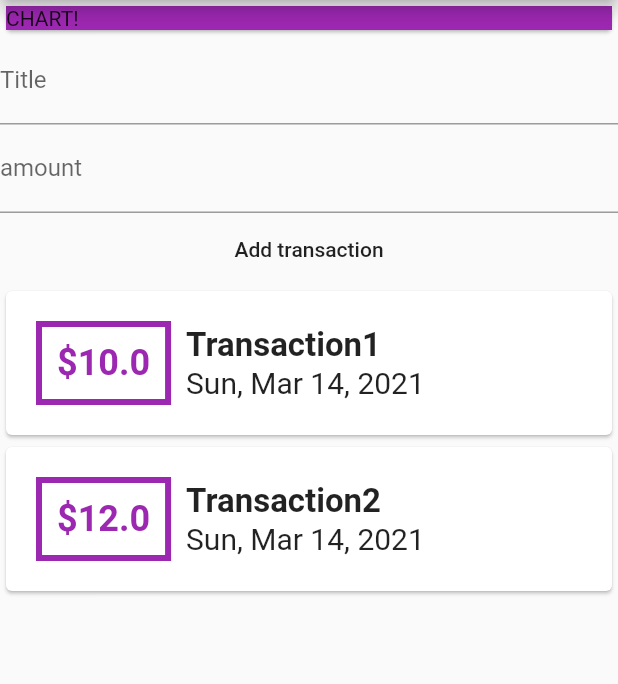
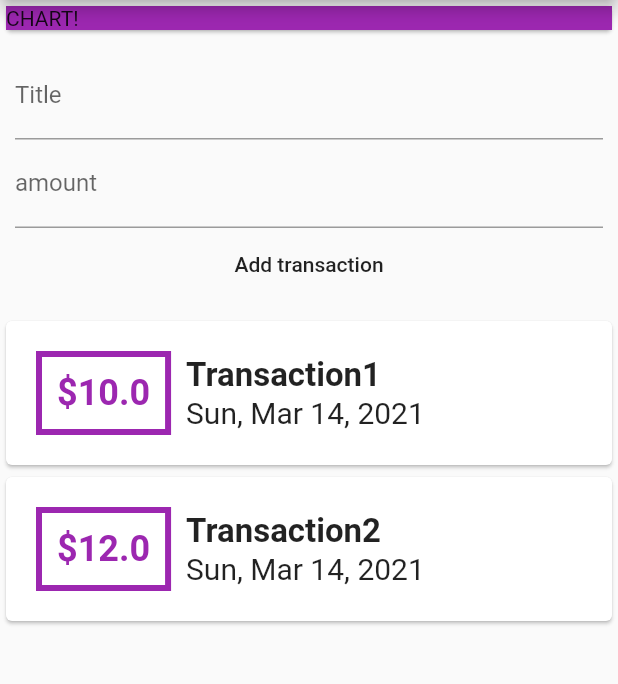
Before and after one commit to Yehia304/Flutter-apps, a Flutter app: the screen it shows after launch, after a tap on "Add transaction", on a phone screen of 412 x 824 dp, the part 84-768 px from its top. Run offline on Flutter 3.47's test engine with Material 2 defaults, Android fonts, the phone set to English and light mode, and no system bars; missing offline and left inert: flutter_inappwebview.

```diff
--- a/expensesapp/lib/widgets/new_transaction.dart
+++ b/expensesapp/lib/widgets/new_transaction.dart
@@ -7,9 +7,23 @@ class NewTransaction extends StatelessWidget {
 
   NewTransaction(this.addTx);
 
+  void add() {
+    if (titlecontroller.text.isEmpty ||
+        double.parse(amountcontroller.text) <= 0) {
+      return;
+    } else {
+      addTx(
+        double.parse(amountcontroller.text),
+        titlecontroller.text,
+      );
+    }
+  }
+
   @override
   Widget build(BuildContext context) {
-    return Column(
+    return Container(
+      padding: EdgeInsets.all(10),
+      child: Column(
         children: [
           TextField(
             decoration: InputDecoration(labelText: 'Title'),
@@ -19,19 +33,14 @@ class NewTransaction extends StatelessWidget {
           TextField(
             decoration: InputDecoration(labelText: 'amount'),
             controller: amountcontroller,
+            keyboardType: TextInputType.number,
             onChanged: (val2) {
               // inputamount = val2;
             },
           ),
-        FlatButton(
-            onPressed: () {
-              addTx(
-                double.parse(amountcontroller.text),
-                titlecontroller.text,
-              );
-            },
-            child: Text('Add transaction'))
+          FlatButton(onPressed: add, child: Text('Add transaction'))
         ],
+      ),
     );
   }
 }
--- a/expensesapp/lib/widgets/usertransactions.dart
+++ b/expensesapp/lib/widgets/usertransactions.dart
@@ -22,6 +22,9 @@ class _UserTransactionsState extends State<UserTransactions> {
 
   @override
   void _addtransaction(double txAmount, String txTitle) {
+    if (txAmount <= 0 || txTitle.isEmpty) {
+      return;
+    }
     final newTx = transaction(
         id: id + 1, amount: txAmount, title: txTitle, date: DateTime.now());
 
```
Lines whose indentation alone changed are shown as unchanged.
